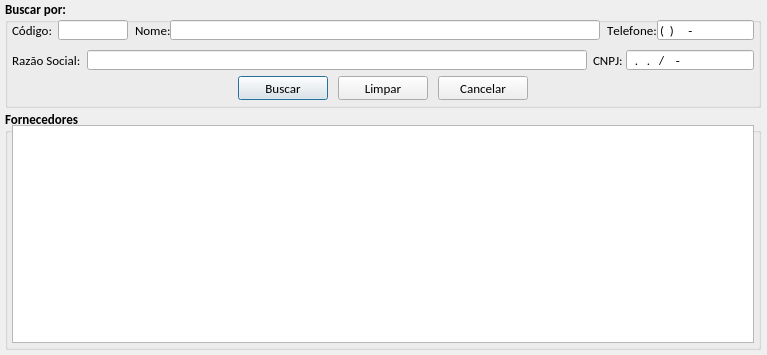
Before: the Qt Designer form loja/tela_listar_fornecedores.ui in jmessias1725/sexloja, drawn with Qt 5.
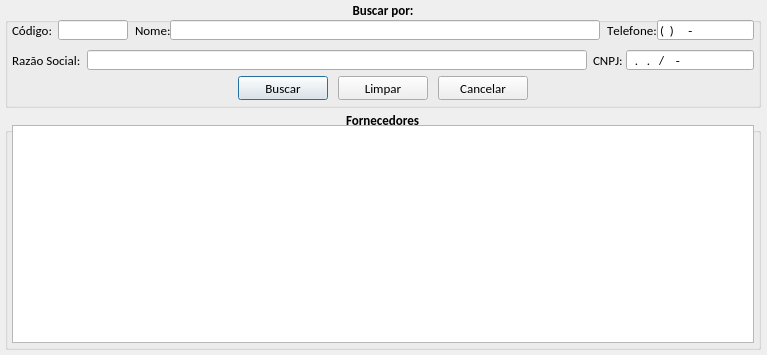
After: the same form once the commit is applied. Icons and pictures are not drawn.

What changed in the file:
```diff
--- a/loja/tela_listar_fornecedores.ui
+++ b/loja/tela_listar_fornecedores.ui
@@ -40,6 +40,9 @@
    <property name="title">
     <string>Fornecedores</string>
    </property>
+   <property name="alignment">
+    <set>Qt::AlignCenter</set>
+   </property>
    <widget class="QTableView" name="tv_fornecedores">
     <property name="geometry">
      <rect>
@@ -115,6 +118,9 @@
    <property name="title">
     <string>Buscar por:</string>
    </property>
+   <property name="alignment">
+    <set>Qt::AlignCenter</set>
+   </property>
    <widget class="QLabel" name="lb_codigo">
     <property name="geometry">
      <rect>
```
